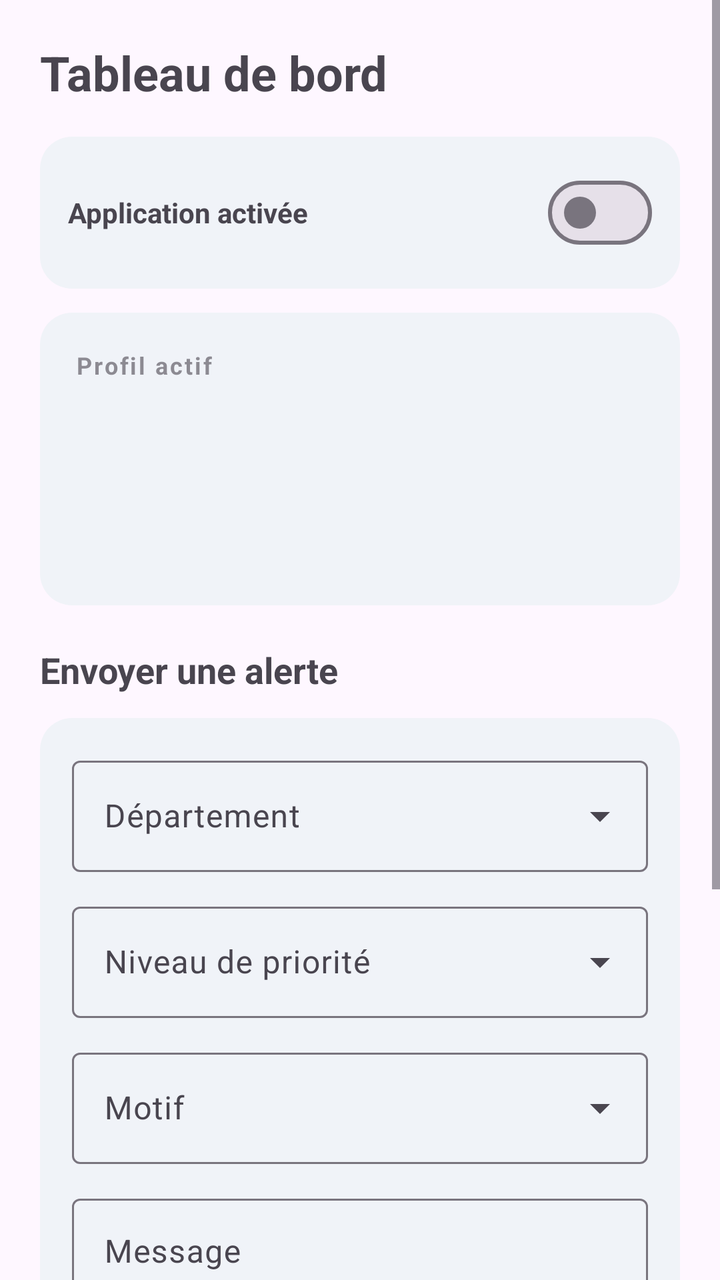
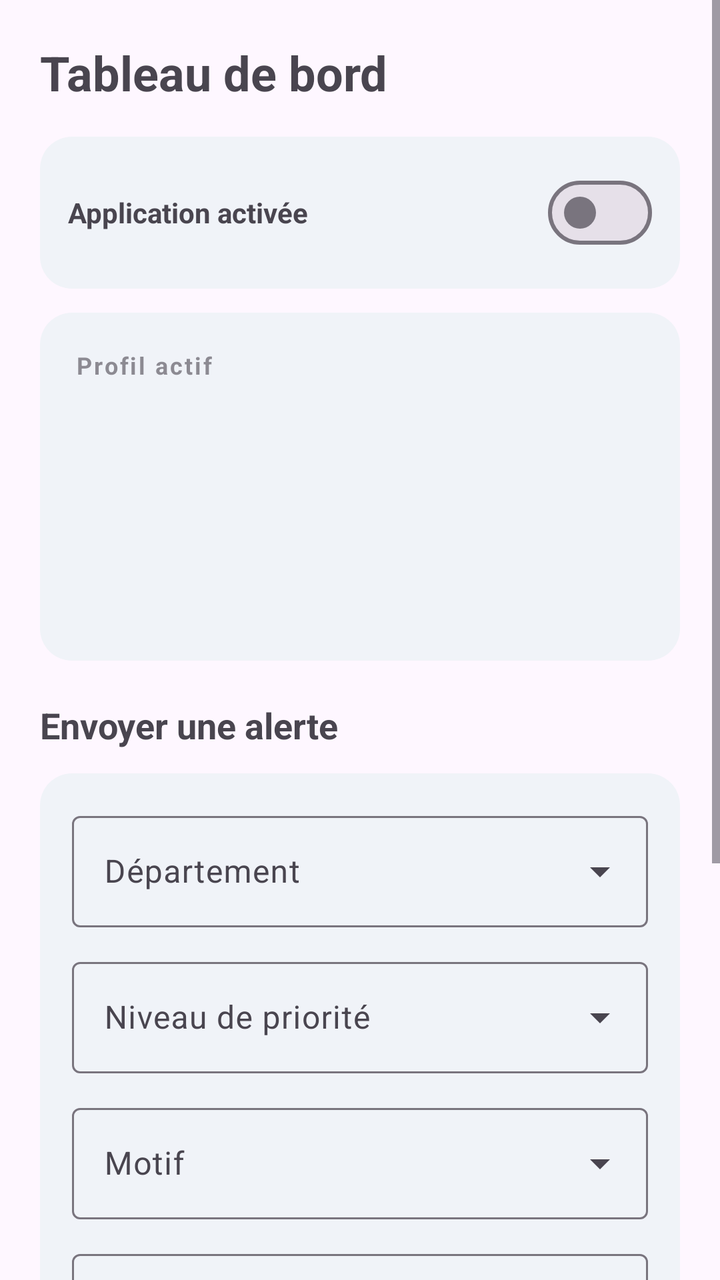

Screens rendered from an Android XML layout before and after an edit, with the pre-edit source and the edit as a unified diff.
<!-- AndroidManifest.xml: application theme Theme.IlineEmergency -->
<!-- res/layout/fragment_dashboard.xml -->
<?xml version="1.0" encoding="utf-8"?>
<ScrollView xmlns:android="http://schemas.android.com/apk/res/android"
    xmlns:app="http://schemas.android.com/apk/res-auto"
    android:layout_width="match_parent"
    android:layout_height="match_parent"
    android:fillViewport="true">

    <LinearLayout
        android:layout_width="match_parent"
        android:layout_height="wrap_content"
        android:orientation="vertical"
        android:padding="20dp">

        <TextView
            android:layout_width="wrap_content"
            android:layout_height="wrap_content"
            android:text="@string/dashboard_title"
            android:textSize="24sp"
            android:textStyle="bold"
            android:layout_marginBottom="16dp" />

        
        <LinearLayout
            android:layout_width="match_parent"
            android:layout_height="wrap_content"
            android:orientation="horizontal"
            android:gravity="center_vertical"
            android:background="@drawable/bg_card"
            android:padding="14dp"
            android:layout_marginBottom="12dp">
            <TextView
                android:layout_width="0dp"
                android:layout_height="wrap_content"
                android:layout_weight="1"
                android:text="@string/setting_app_enabled"
                android:textStyle="bold" />
            <com.google.android.material.materialswitch.MaterialSwitch
                android:id="@+id/switchAppEnabledHeader"
                android:layout_width="wrap_content"
                android:layout_height="wrap_content" />
        </LinearLayout>

        
        <LinearLayout
            android:id="@+id/profileCard"
            android:layout_width="match_parent"
            android:layout_height="wrap_content"
            android:orientation="vertical"
            android:background="@drawable/bg_card"
            android:padding="18dp"
            android:layout_marginBottom="20dp">

            <TextView
                android:layout_width="wrap_content"
                android:layout_height="wrap_content"
                android:text="@string/label_current_profile"
                android:textStyle="bold"
                android:textSize="12sp"
                android:letterSpacing="0.08"
                android:alpha="0.6"
                android:layout_marginBottom="6dp" />

            <TextView
                android:id="@+id/textProfileName"
                android:layout_width="match_parent"
                android:layout_height="wrap_content"
                android:textSize="18sp"
                android:textStyle="bold" />

            <TextView
                android:id="@+id/textProfileRole"
                android:layout_width="match_parent"
                android:layout_height="wrap_content"
                android:alpha="0.75"
                android:layout_marginTop="2dp" />

            <TextView
                android:id="@+id/textFacilitySerial"
                android:layout_width="match_parent"
                android:layout_height="wrap_content"
                android:textSize="12sp"
                android:fontFamily="monospace"
                android:alpha="0.7"
                android:layout_marginTop="10dp" />

            <TextView
                android:id="@+id/textDeptSerial"
                android:layout_width="match_parent"
                android:layout_height="wrap_content"
                android:textSize="12sp"
                android:fontFamily="monospace"
                android:alpha="0.7" />

        </LinearLayout>

        
        <TextView
            android:layout_width="wrap_content"
            android:layout_height="wrap_content"
            android:text="@string/send_alert_title"
            android:textSize="18sp"
            android:textStyle="bold"
            android:layout_marginBottom="12dp" />

        <LinearLayout
            android:layout_width="match_parent"
            android:layout_height="wrap_content"
            android:orientation="vertical"
            android:background="@drawable/bg_card"
            android:padding="16dp">

            <com.google.android.material.textfield.TextInputLayout
                style="@style/Widget.Material3.TextInputLayout.OutlinedBox.ExposedDropdownMenu"
                android:layout_width="match_parent"
                android:layout_height="wrap_content"
                android:hint="@string/label_department"
                android:layout_marginBottom="12dp">
                <AutoCompleteTextView
                    android:id="@+id/spinnerTargetDepartment"
                    android:layout_width="match_parent"
                    android:layout_height="wrap_content"
                    android:inputType="none"
                    android:editable="false" />
            </com.google.android.material.textfield.TextInputLayout>

            <com.google.android.material.textfield.TextInputLayout
                style="@style/Widget.Material3.TextInputLayout.OutlinedBox.ExposedDropdownMenu"
                android:layout_width="match_parent"
                android:layout_height="wrap_content"
                android:hint="@string/label_priority"
                android:layout_marginBottom="12dp">
                <AutoCompleteTextView
                    android:id="@+id/spinnerPriority"
                    android:layout_width="match_parent"
                    android:layout_height="wrap_content"
                    android:inputType="none"
                    android:editable="false" />
            </com.google.android.material.textfield.TextInputLayout>

            <com.google.android.material.textfield.TextInputLayout
                style="@style/Widget.Material3.TextInputLayout.OutlinedBox.ExposedDropdownMenu"
                android:layout_width="match_parent"
                android:layout_height="wrap_content"
                android:hint="@string/label_reason"
                android:layout_marginBottom="12dp">
                <AutoCompleteTextView
                    android:id="@+id/spinnerReason"
                    android:layout_width="match_parent"
                    android:layout_height="wrap_content"
                    android:inputType="none"
                    android:editable="false" />
            </com.google.android.material.textfield.TextInputLayout>

            <com.google.android.material.textfield.TextInputLayout
                style="@style/Widget.Material3.TextInputLayout.OutlinedBox"
                android:layout_width="match_parent"
                android:layout_height="wrap_content"
                android:hint="@string/label_message"
                android:layout_marginBottom="16dp">
                <com.google.android.material.textfield.TextInputEditText
                    android:id="@+id/editMessage"
                    android:layout_width="match_parent"
                    android:layout_height="wrap_content"
                    android:inputType="textMultiLine"
                    android:minLines="3"
                    android:gravity="top" />
            </com.google.android.material.textfield.TextInputLayout>

            <com.google.android.material.button.MaterialButton
                android:id="@+id/buttonSendAlert"
                android:layout_width="match_parent"
                android:layout_height="56dp"
                android:textSize="16sp"
                android:textAllCaps="false"
                app:cornerRadius="28dp"
                android:backgroundTint="@color/brand_accent"
                android:text="@string/action_send_alert" />

            <TextView
                android:id="@+id/textSendResult"
                android:layout_width="match_parent"
                android:layout_height="wrap_content"
                android:layout_marginTop="12dp"
                android:textSize="13sp" />
        </LinearLayout>

        <TextView
            android:layout_width="match_parent"
            android:layout_height="wrap_content"
            android:text="@string/fcm_publish_not_implemented"
            android:textSize="11sp"
            android:alpha="0.55"
            android:layout_marginTop="16dp" />

        <TextView
            android:id="@+id/textFooter"
            android:layout_width="match_parent"
            android:layout_height="wrap_content"
            android:gravity="center"
            android:textSize="10sp"
            android:alpha="0.5"
            android:layout_marginTop="20dp" />

    </LinearLayout>
</ScrollView>
<!-- resources referenced by this layout -->
<resources>
  <color name="brand_accent">#E74C3C</color>
  <!-- drawable bg_card (drawable) -->
  <?xml version="1.0" encoding="utf-8"?>
  <shape xmlns:android="http://schemas.android.com/apk/res/android" android:shape="rectangle">
      <corners android:radius="16dp" />
      <solid android:color="#F0F3F8" />
  </shape>
  <string name="action_send_alert">Envoyer l\'alerte</string>
  <string name="dashboard_title">Tableau de bord</string>
  <string name="fcm_publish_not_implemented">La diffusion en ligne (FCM) nécessite un composant serveur non encore implémenté — seul le repli SMS est actif pour l\'instant. Voir SMS_NOTES.md.</string>
  <string name="label_current_profile">Profil actif</string>
  <string name="label_department">Département</string>
  <string name="label_message">Message</string>
  <string name="label_priority">Niveau de priorité</string>
  <string name="label_reason">Motif</string>
  <string name="send_alert_title">Envoyer une alerte</string>
  <string name="setting_app_enabled">Application activée</string>
  <style name="Theme.IlineEmergency" parent="Theme.Material3.DayNight.NoActionBar">
          <item name="colorPrimary">@color/brand_primary</item>
          <item name="colorPrimaryDark">@color/brand_primary_dark</item>
          <item name="colorAccent">@color/brand_accent</item>
          <item name="android:statusBarColor" tools:targetApi="l">@color/brand_primary_dark</item>
      </style>
  <color name="brand_primary">#1E3A5F</color>
  <color name="brand_primary_dark">#12253E</color>
</resources>

<!-- the commit's change to res/layout/fragment_dashboard.xml (unified diff, before → after) -->
@@ -91,6 +91,14 @@
                 android:fontFamily="monospace"
                 android:alpha="0.7" />
 
+            <TextView
+                android:id="@+id/textActiveStaffBadge"
+                android:layout_width="wrap_content"
+                android:layout_height="wrap_content"
+                android:textSize="13sp"
+                android:textStyle="bold"
+                android:layout_marginTop="10dp" />
+
         </LinearLayout>
 
         
@@ -174,6 +182,7 @@
                 android:textAllCaps="false"
                 app:cornerRadius="28dp"
                 android:backgroundTint="@color/brand_accent"
+                android:textColor="#FFFFFF"
                 android:text="@string/action_send_alert" />
 
             <TextView
